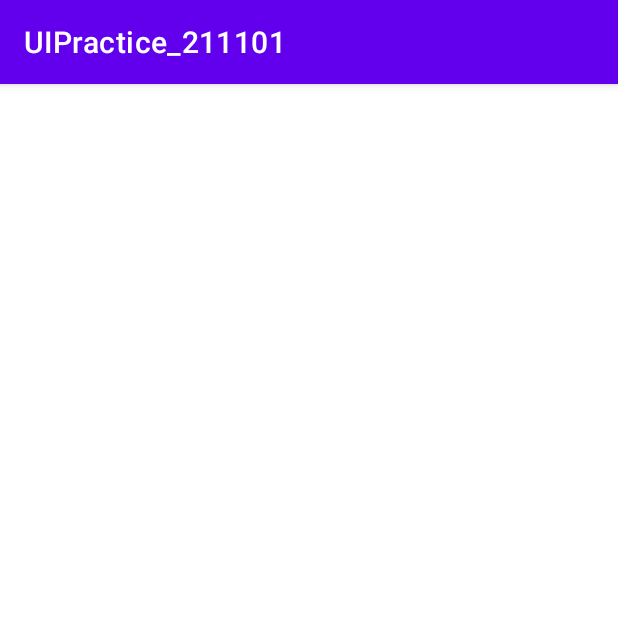
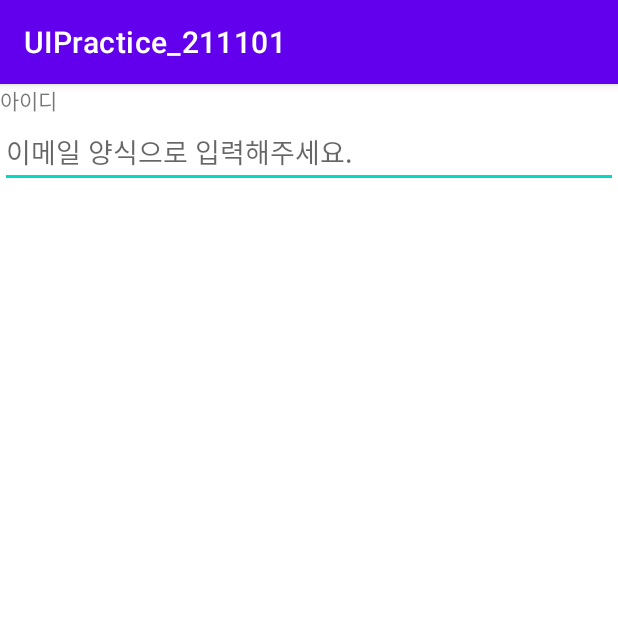
Before and after one commit to KIMMKyungsik/UIPractice_211101, an Android app: the screen it shows after launch (MainActivity), on a phone screen of 412 x 824 dp, the top half of it. Run offline under Robolectric (Android 15) with nearby library versions, the phone set to English and light mode, and no system bars.

Commit message:
아이디 입력칸 EditText 체험중 -hint 속성 -inputtype 이메일 입력

```diff
--- a/app/src/main/res/layout/activity_main.xml
+++ b/app/src/main/res/layout/activity_main.xml
@@ -7,5 +7,19 @@
     android:orientation="vertical"
     tools:context=".MainActivity">
 
+   <TextView
+       android:layout_width="wrap_content"
+       android:layout_height="wrap_content"
+       android:text="아이디" />
+
+
+
+    <EditText
+        android:layout_width="match_parent"
+        android:layout_height="wrap_content"
+        android:hint="이메일 양식으로 입력해주세요."
+        android:inputType="textEmailAddress"/>
+
+
 
 </LinearLayout>
```
